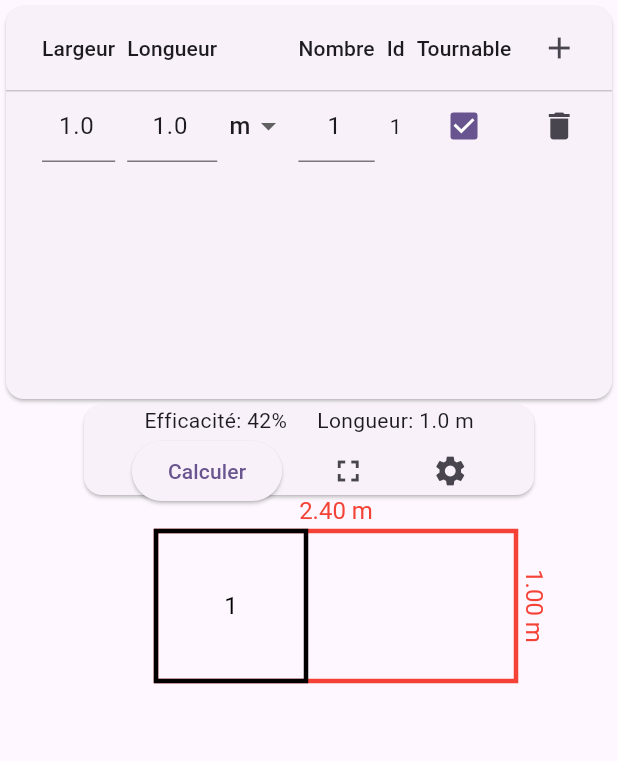
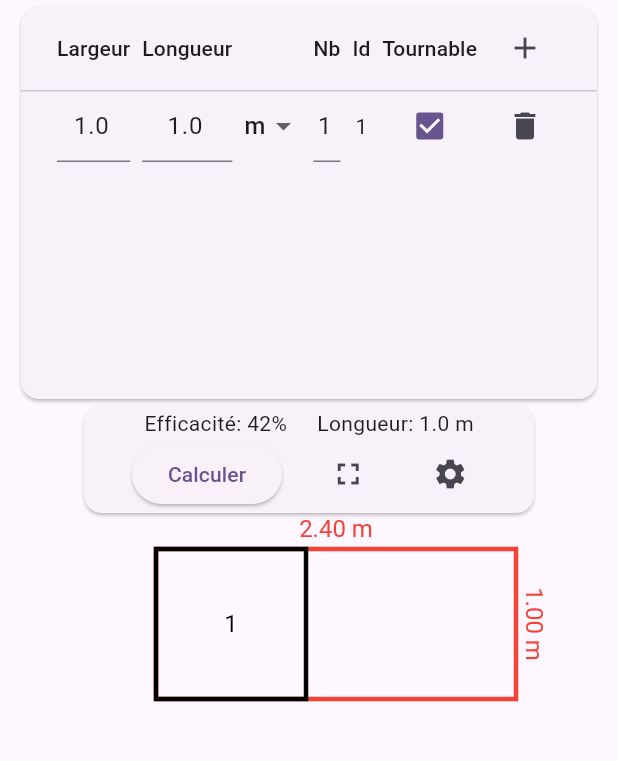
Before and after one commit to Aladinfodpo/corimbric, a Flutter app: the screen it shows after launch, on a phone screen of 412 x 824 dp, the part 84-845 px from its top. Run offline on Flutter 3.47's test engine with Material 3 defaults, Android fonts, the phone set to English and light mode, and no system bars; our stand-ins replace shared_preferences.

Commit message:
FIx rescal height

```diff
--- a/lib/main.dart
+++ b/lib/main.dart
@@ -116,7 +116,7 @@ class _MyHomePageState extends State<MyHomePage> {
                               DataColumn(label: Center(child: Text('Largeur'), )),
                               DataColumn(label: Center(child: Text('Longueur'))),
                               DataColumn(label: Center(child: Text('    '))),
-                              DataColumn(label: Center(child: Text('Nombre'))),
+                              DataColumn(label: Center(child: Text('Nb'))),
                               DataColumn(label: Center(child: Text('Id'))),
                               DataColumn(label: Center(child: Text('Tournable'))),
                               DataColumn(label: Center(child: IconButton(onPressed: (){setState(() {
@@ -152,11 +152,13 @@ class _MyHomePageState extends State<MyHomePage> {
                 Column(children: [
                   SizedBox(
                   width: 300,
-                  height: 60,
+                  height: 72,
                   child: Card(
                       margin: EdgeInsets.all(0),
                       child:
-                      Column(children:[
+                      Column(
+                        mainAxisAlignment: MainAxisAlignment.center,
+                        children:[
                       Row(
                         mainAxisAlignment: MainAxisAlignment.center,
                         spacing: 20,
```
